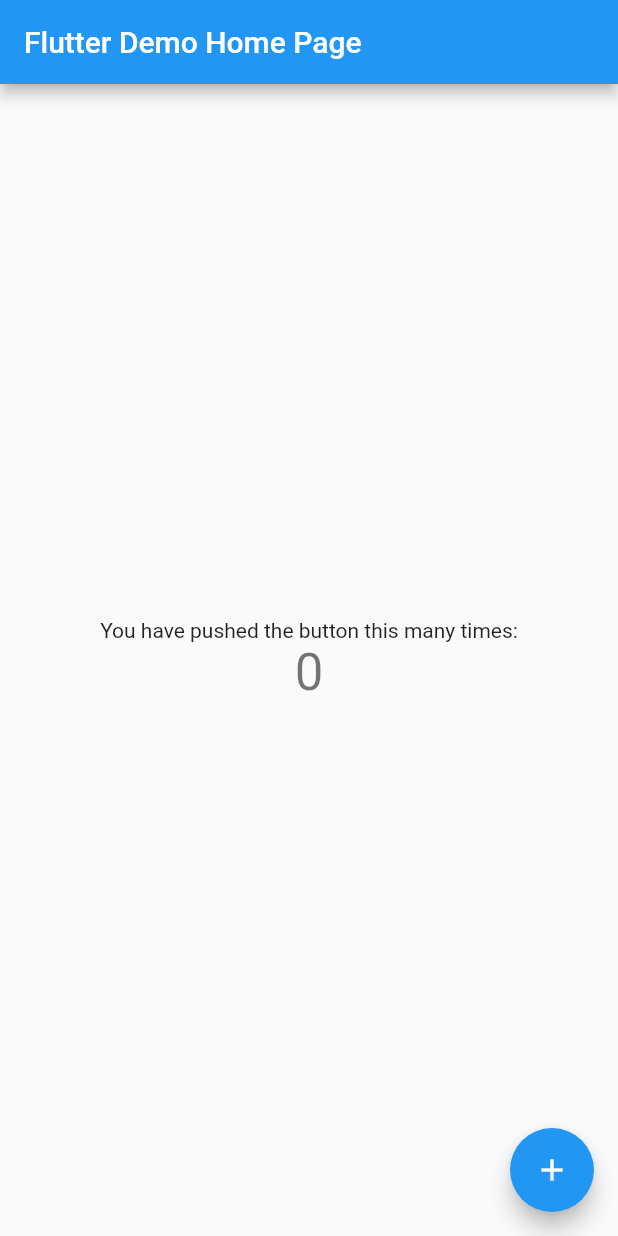
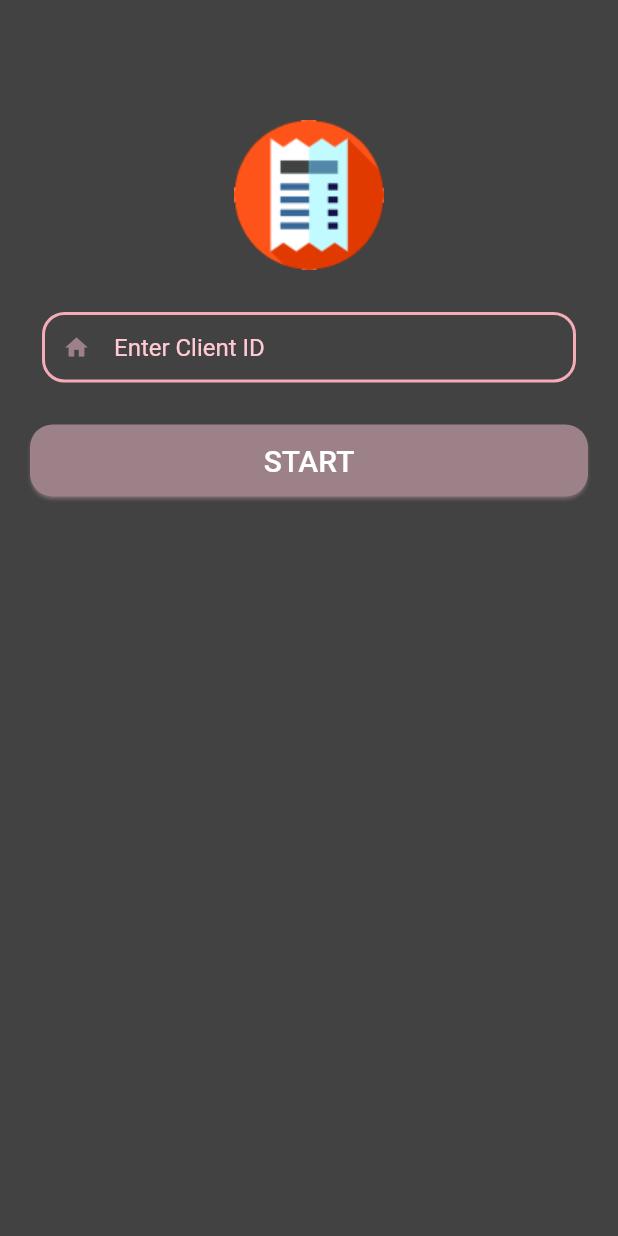
Before and after one commit to etEthiopia/feedall_clientapp, a Flutter app: the screen it shows after launch, on a phone screen of 412 x 824 dp. Run offline on Flutter 3.47's test engine with Material 2 defaults, Android fonts, the phone set to English and light mode, and no system bars; our stand-ins replace flutter_secure_storage.

Commit message:
language, theme and flutter setup including login

```diff
--- /dev/null
+++ b/lang/am.json
@@ -0,0 +1,4 @@
+{
+    "enter_client_id": "የደንበኝነት መለያ ያስገቡ",
+    "start_btn_text": "ጀምር"
+}
--- /dev/null
+++ b/lang/en.json
@@ -0,0 +1,4 @@
+{
+    "enter_client_id": "Enter Client ID",
+    "start_btn_text": "START"
+}
--- /dev/null
+++ b/lib/app_localizations.dart
@@ -0,0 +1,80 @@
+import 'dart:convert';
+
+import 'package:feedall/main.dart';
+import 'package:flutter/material.dart';
+import 'package:flutter/services.dart';
+
+class AppLocalizations {
+  final Locale locale;
+
+  AppLocalizations(this.locale);
+
+  static AppLocalizations of(BuildContext context) {
+    return Localizations.of<AppLocalizations>(context, AppLocalizations);
+  }
+
+  static const LocalizationsDelegate<AppLocalizations> delegate =
+      _AppLocalizationsDelegate();
+
+  Map<String, String> _localizedStrings;
+
+  Future<bool> load() async {
+    String jsonString =
+        await rootBundle.loadString('lang/${locale.languageCode}.json');
+    Map<String, dynamic> jsonMap = json.decode(jsonString);
+
+    _localizedStrings =
+        jsonMap.map((key, value) => MapEntry(key, value.toString()));
+
+    return true;
+  }
+
+  String translate(String key) {
+    return _localizedStrings[key];
+  }
+
+  static Future<Locale> getCurrentLang() async {
+    var str = await storage.read(key: "lang");
+    Locale locale;
+
+    if (str != null) {
+      if (str.length == 5) {
+        locale = Locale(str.substring(0, 2), str.substring((3)));
+        return locale;
+      }
+    }
+    locale = Locale('en', 'US');
+    return locale;
+  }
+
+  static Future<bool> storelang(Locale l) async {
+    if (l.languageCode == 'en' && l.countryCode == 'US') {
+      await storage.delete(key: 'lang');
+      return true;
+    } else {
+      await storage.write(
+          key: 'lang', value: '${l.languageCode}-${l.countryCode}');
+      return true;
+    }
+  }
+}
+
+class _AppLocalizationsDelegate
+    extends LocalizationsDelegate<AppLocalizations> {
+  const _AppLocalizationsDelegate();
+
+  @override
+  bool isSupported(Locale locale) {
+    return ['en', 'am'].contains(locale.languageCode);
+  }
+
+  @override
+  Future<AppLocalizations> load(Locale locale) async {
+    AppLocalizations localizations = AppLocalizations(locale);
+    await localizations.load();
+    return localizations;
+  }
+
+  @override
+  bool shouldReload(LocalizationsDelegate<AppLocalizations> old) => false;
+}
--- a/lib/main.dart
+++ b/lib/main.dart
@@ -1,117 +1,59 @@
+import 'package:feedall/app_localizations.dart';
+import 'package:feedall/screens/login_screen.dart';
 import 'package:flutter/material.dart';
+import 'package:flutter_localizations/flutter_localizations.dart';
+import 'package:flutter_secure_storage/flutter_secure_storage.dart';
+
+final storage = FlutterSecureStorage();
 
 void main() {
   runApp(MyApp());
 }
 
-class MyApp extends StatelessWidget {
-  // This widget is the root of your application.
+class MyApp extends StatefulWidget {
   @override
-  Widget build(BuildContext context) {
-    return MaterialApp(
-      title: 'Flutter Demo',
-      theme: ThemeData(
-        // This is the theme of your application.
-        //
-        // Try running your application with "flutter run". You'll see the
-        // application has a blue toolbar. Then, without quitting the app, try
-        // changing the primarySwatch below to Colors.green and then invoke
-        // "hot reload" (press "r" in the console where you ran "flutter run",
-        // or simply save your changes to "hot reload" in a Flutter IDE).
-        // Notice that the counter didn't reset back to zero; the application
-        // is not restarted.
-        primarySwatch: Colors.blue,
-        // This makes the visual density adapt to the platform that you run
-        // the app on. For desktop platforms, the controls will be smaller and
-        // closer together (more dense) than on mobile platforms.
-        visualDensity: VisualDensity.adaptivePlatformDensity,
-      ),
-      home: MyHomePage(title: 'Flutter Demo Home Page'),
-    );
-  }
+  _MyAppState createState() => _MyAppState();
 }
 
-class MyHomePage extends StatefulWidget {
-  MyHomePage({Key key, this.title}) : super(key: key);
-
-  // This widget is the home page of your application. It is stateful, meaning
-  // that it has a State object (defined below) that contains fields that affect
-  // how it looks.
-
-  // This class is the configuration for the state. It holds the values (in this
-  // case the title) provided by the parent (in this case the App widget) and
-  // used by the build method of the State. Fields in a Widget subclass are
-  // always marked "final".
-
-  final String title;
+class _MyAppState extends State<MyApp> {
+  Locale locale;
 
   @override
-  _MyHomePageState createState() => _MyHomePageState();
-}
-
-class _MyHomePageState extends State<MyHomePage> {
-  int _counter = 0;
-
-  void _incrementCounter() {
-    setState(() {
-      // This call to setState tells the Flutter framework that something has
-      // changed in this State, which causes it to rerun the build method below
-      // so that the display can reflect the updated values. If we changed
-      // _counter without calling setState(), then the build method would not be
-      // called again, and so nothing would appear to happen.
-      _counter++;
-    });
+  void initState() {
+    AppLocalizations.getCurrentLang().then((locale) => {
+          setState(() {
+            this.locale = locale;
+          })
+        });
+    super.initState();
   }
 
   @override
   Widget build(BuildContext context) {
-    // This method is rerun every time setState is called, for instance as done
-    // by the _incrementCounter method above.
-    //
-    // The Flutter framework has been optimized to make rerunning build methods
-    // fast, so that you can just rebuild anything that needs updating rather
-    // than having to individually change instances of widgets.
-    return Scaffold(
-      appBar: AppBar(
-        // Here we take the value from the MyHomePage object that was created by
-        // the App.build method, and use it to set our appbar title.
-        title: Text(widget.title),
+    return MaterialApp(
+      title: 'Feed All',
+      locale: locale,
+      supportedLocales: [Locale('en', 'US'), Locale('am', 'ET')],
+      localizationsDelegates: [
+        AppLocalizations.delegate,
+        GlobalMaterialLocalizations.delegate,
+        GlobalWidgetsLocalizations.delegate,
+      ],
+      localeResolutionCallback: (locale, supportedLocales) {
+        for (var supportedLocale in supportedLocales) {
+          if (supportedLocale.languageCode == locale.languageCode &&
+              supportedLocale.countryCode == locale.countryCode) {
+            return supportedLocale;
+          }
+        }
+        return supportedLocales.first;
+      },
+      debugShowCheckedModeBanner: false,
+      theme: ThemeData(
+        primarySwatch: Colors.blue,
+        visualDensity: VisualDensity.adaptivePlatformDensity,
       ),
-      body: Center(
-        // Center is a layout widget. It takes a single child and positions it
-        // in the middle of the parent.
-        child: Column(
-          // Column is also a layout widget. It takes a list of children and
-          // arranges them vertically. By default, it sizes itself to fit its
-          // children horizontally, and tries to be as tall as its parent.
-          //
-          // Invoke "debug painting" (press "p" in the console, choose the
-          // "Toggle Debug Paint" action from the Flutter Inspector in Android
-          // Studio, or the "Toggle Debug Paint" command in Visual Studio Code)
-          // to see the wireframe for each widget.
-          //
-          // Column has various properties to control how it sizes itself and
-          // how it positions its children. Here we use mainAxisAlignment to
-          // center the children vertically; the main axis here is the vertical
-          // axis because Columns are vertical (the cross axis would be
-          // horizontal).
-          mainAxisAlignment: MainAxisAlignment.center,
-          children: <Widget>[
-            Text(
-              'You have pushed the button this many times:',
-            ),
-            Text(
-              '$_counter',
-              style: Theme.of(context).textTheme.headline4,
-            ),
-          ],
-        ),
-      ),
-      floatingActionButton: FloatingActionButton(
-        onPressed: _incrementCounter,
-        tooltip: 'Increment',
-        child: Icon(Icons.add),
-      ), // This trailing comma makes auto-formatting nicer for build methods.
+      home: LoginScreen(),
     );
   }
 }
--- /dev/null
+++ b/lib/screens/login_screen.dart
@@ -0,0 +1,110 @@
+import 'package:feedall/app_localizations.dart';
+import 'package:feedall/theme/theme_colors.dart';
+import 'package:flutter/material.dart';
+
+class LoginScreen extends StatelessWidget {
+  final TextEditingController _idController = TextEditingController();
+
+  Widget _idPrompt(var context) {
+    return Container(
+      padding: const EdgeInsets.all(8.0),
+      child: Material(
+        color: background2.withOpacity(0.8),
+        elevation: 0.0,
+        child: Container(
+          decoration: BoxDecoration(
+              borderRadius: BorderRadius.circular(15.0),
+              border: Border.all(
+                  color: primary, width: 2, style: BorderStyle.solid)),
+          padding: const EdgeInsets.symmetric(horizontal: 12.0, vertical: 4.0),
+          child: TextFormField(
+            decoration: InputDecoration(
+                hintText:
+                    AppLocalizations.of(context).translate("enter_client_id"),
+                hintStyle: TextStyle(color: light),
+                icon: Icon(
+                  Icons.home,
+                  color: dark,
+                ),
+                border: InputBorder.none,
+                isDense: true),
+            keyboardType: TextInputType.emailAddress,
+            controller: _idController,
+            validator: (value) {
+              if (value.isEmpty) {
+                return "The ID cannot be empty";
+              }
+              return null;
+            },
+          ),
+        ),
+      ),
+    );
+  }
+
+  Widget _logoSection() {
+    return Container(
+        margin: EdgeInsets.fromLTRB(0.0, 40.0, 0.0, 0.0),
+        alignment: Alignment.topCenter,
+        child: Image.asset(
+          "images/logo.png",
+          width: 100.0,
+        ));
+  }
+
+  Widget _sizedBox() {
+    return SizedBox(
+      height: 20.0,
+    );
+  }
+
+  Widget _submitBtn(var context) {
+    return SizedBox(
+      width: double.infinity,
+      child: Material(
+        elevation: 1,
+        shadowColor: light,
+        color: dark,
+        borderRadius: BorderRadius.circular(15.0),
+        child: FlatButton(
+          onPressed: () {
+            // _signin();
+          },
+          child: Text(
+            AppLocalizations.of(context).translate("start_btn_text"),
+            style: TextStyle(color: Colors.white, fontSize: 20),
+          ),
+        ),
+      ),
+    );
+  }
+
+  @override
+  Widget build(BuildContext context) {
+    return Scaffold(
+      backgroundColor: background2,
+      body: SafeArea(
+        child: Container(
+          padding: EdgeInsets.only(top: 40.0, left: 20.0, right: 20.0),
+          child: SingleChildScrollView(
+            reverse: true,
+            child: Column(
+              children: [
+                Form(
+                    child: Column(
+                  children: [
+                    _logoSection(),
+                    _sizedBox(),
+                    _idPrompt(context),
+                    _sizedBox(),
+                    _submitBtn(context)
+                  ],
+                ))
+              ],
+            ),
+          ),
+        ),
+      ),
+    );
+  }
+}
--- /dev/null
+++ b/lib/theme/theme_colors.dart
@@ -0,0 +1,17 @@
+import 'package:flutter/material.dart';
+
+Color background = Colors.black;
+
+Color background1 = Colors.grey[700];
+
+Color background2 = Colors.grey[800];
+
+Color background3 = Colors.grey[900];
+
+Color dark = Color(0Xff9d8189);
+
+Color primary = Color(0Xfff4acb7);
+
+Color light = Color(0Xffffcad4);
+
+Color accent = Color(0Xffffe5d9);
```
Also changed, not shown: pubspec.yaml (+9 -4 lines), images/logo.png (added), pubspec.lock, 3 other files.
